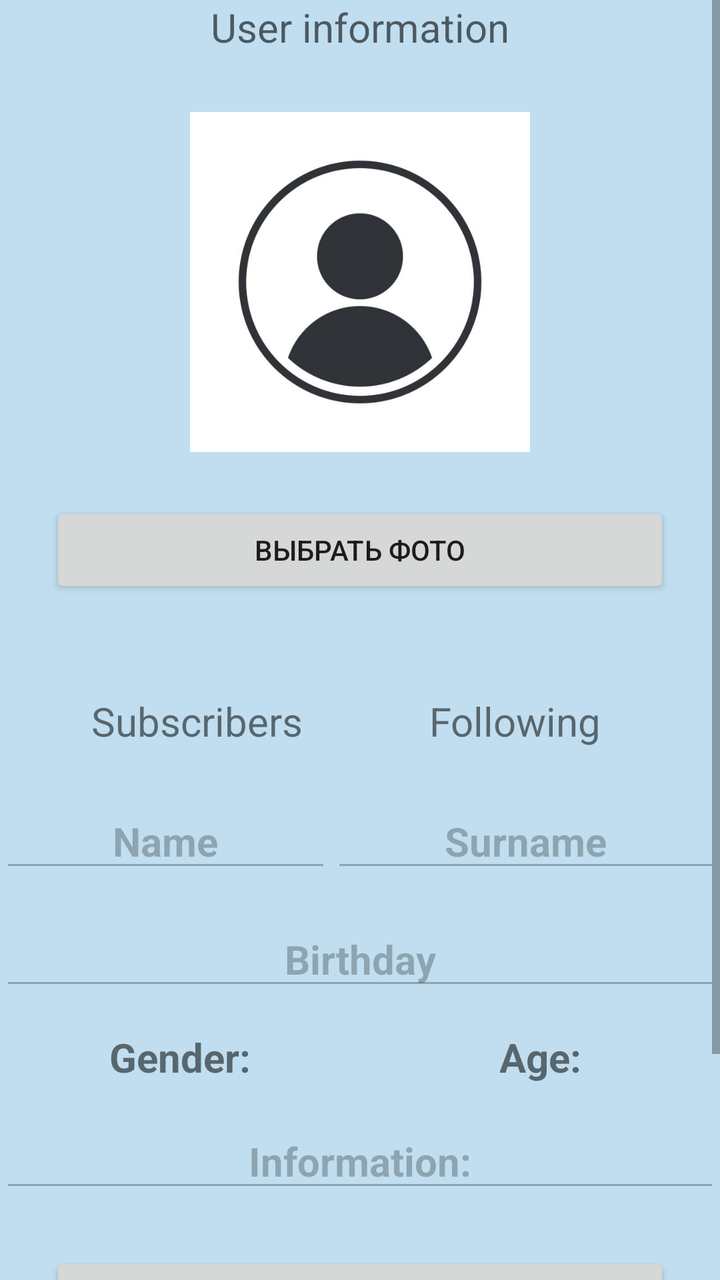
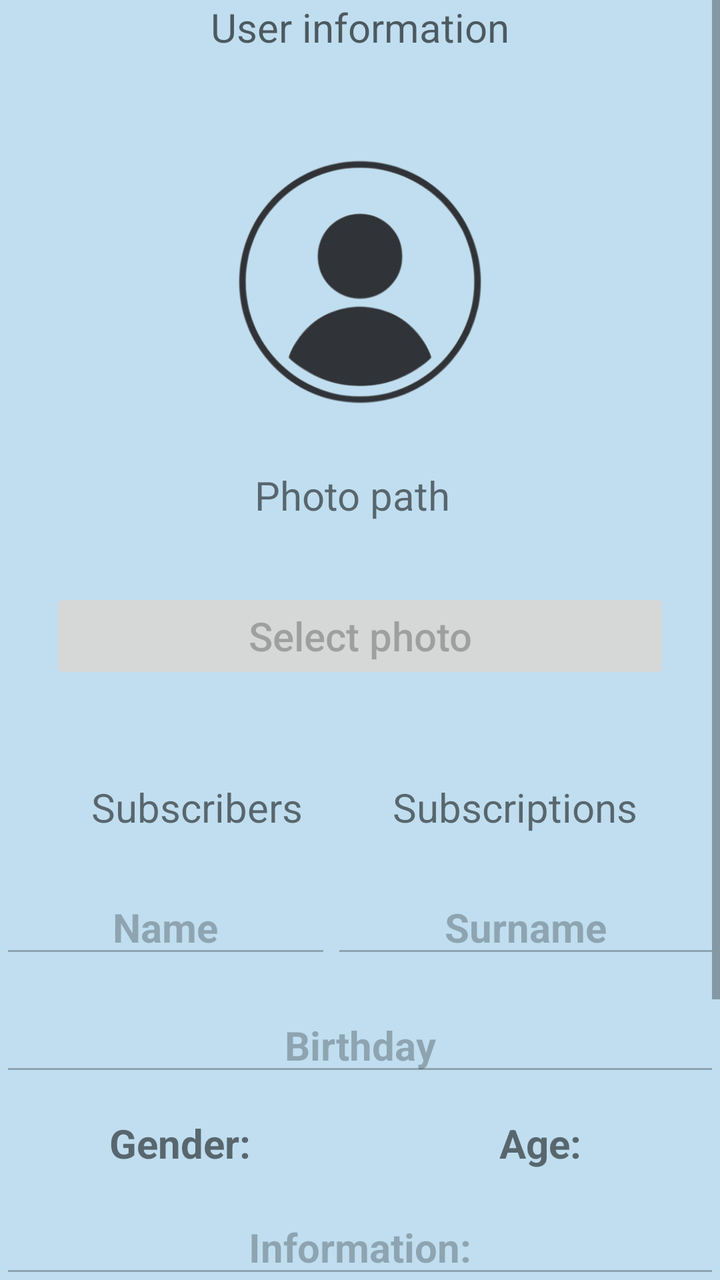

The first picture is an Android layout as it rendered before a commit; the second is the same layout after the commit. The layout source and the unified diff follow.
<!-- AndroidManifest.xml: application theme MyMaterialTheme -->
<!-- res/layout/fragment_profile.xml -->
<?xml version="1.0" encoding="utf-8"?>
<ScrollView xmlns:android="http://schemas.android.com/apk/res/android"
    xmlns:tools="http://schemas.android.com/tools"
    android:layout_width="match_parent"
    android:layout_height="match_parent"
    android:background="@color/c0deef">
    
    <RelativeLayout
        android:layout_width="match_parent"
        android:layout_height="wrap_content"
        android:orientation="vertical"
        tools:context=".context.profile.fragment.ProfileFragment">
        
        <TextView
            android:id="@+id/informationLabel"
            android:layout_width="match_parent"
            android:layout_height="wrap_content"
            android:layout_centerHorizontal="true"
            android:layout_marginStart="50dp"
            android:hint="@string/user_information"
            android:inputType="none"
            android:textAlignment="center"
            android:textSize="20sp" />

        <ImageView
            android:id="@+id/photo"
            android:layout_width="match_parent"
            android:layout_height="170sp"
            android:layout_below="@+id/informationLabel"
            android:layout_centerHorizontal="true"
            android:layout_marginTop="29dp"
            android:adjustViewBounds="true"
            android:contentDescription="content description..."
            android:src="@drawable/user_612x612" />
        

        
        <Button
            android:id="@+id/btnPhoto"
            android:layout_width="match_parent"
            android:layout_height="wrap_content"
            android:layout_below="@+id/photo"
            android:layout_marginStart="25dp"
            android:layout_marginTop="25dp"
            android:layout_marginEnd="25dp"
            android:layout_marginBottom="16dp"
            android:gravity="center"
            android:text="Выбрать фото" />


        <LinearLayout
            android:id="@+id/subs"
            android:layout_width="match_parent"
            android:layout_height="wrap_content"
            android:layout_below="@+id/btnPhoto"
            android:layout_marginStart="25dp"
            android:layout_marginTop="24dp"
            android:layout_marginEnd="25dp"
            android:orientation="horizontal">

            <TextView
                android:id="@+id/subscribers"
                android:layout_width="match_parent"
                android:layout_height="wrap_content"
                android:layout_marginEnd="8dp"
                android:layout_weight="1"
                android:background="@drawable/bg_button_selected"
                android:gravity="center"
                android:padding="8dp"
                android:text="Subscribers"
                android:textSize="20sp" />
            

            <TextView
                android:id="@+id/following"
                android:layout_width="match_parent"
                android:layout_height="wrap_content"
                android:layout_weight="1"
                android:background="@drawable/bg_button_unselected"
                android:gravity="center"
                android:padding="8dp"
                android:text="Following"
                android:textSize="20sp" />
            
        </LinearLayout>
        
        <LinearLayout
            android:id="@+id/name_surname"
            android:layout_width="match_parent"
            android:layout_height="wrap_content"
            android:layout_below="@+id/subs"
            android:orientation="horizontal">

            <EditText
                android:id="@+id/name"
                android:layout_width="wrap_content"
                android:layout_height="wrap_content"
                android:layout_marginTop="15dp"
                android:layout_weight="1"
                android:enabled="false"
                android:gravity="center"
                android:hint="Name"
                android:inputType="text"
                android:text="Name"
                android:textSize="20sp"
                android:textStyle="bold" />

            <EditText
                android:id="@+id/surname"
                android:layout_width="wrap_content"
                android:layout_height="wrap_content"
                android:layout_marginTop="15dp"
                android:layout_weight="1"
                android:enabled="false"
                android:gravity="center"
                android:hint="Surname"
                android:inputType="text"
                android:text="Surname"
                android:textSize="20sp"
                android:textStyle="bold" />
        </LinearLayout>

        <EditText
            android:id="@+id/birthday"
            android:layout_width="match_parent"
            android:layout_height="wrap_content"
            android:layout_below="@+id/name_surname"
            android:layout_marginTop="15sp"
            android:enabled="false"
            android:gravity="center"
            android:hint="Birthday (yyyy-MM-dd)"
            android:text="Birthday"
            android:textSize="20sp"
            android:textStyle="bold" />

        <LinearLayout
            android:id="@+id/age_and_gender"
            android:layout_width="match_parent"
            android:layout_height="wrap_content"
            android:layout_below="@+id/birthday"
            android:orientation="horizontal">

            <TextView
                android:id="@+id/gender"
                android:layout_width="match_parent"
                android:layout_height="wrap_content"
                android:layout_marginTop="15sp"
                android:layout_weight="1"
                android:gravity="center"
                android:text="@string/profile_gender"
                android:textSize="20sp"
                android:textStyle="bold" />

            <TextView
                android:id="@+id/age"
                android:layout_width="match_parent"
                android:layout_height="wrap_content"
                android:layout_marginTop="15sp"
                android:layout_weight="1"
                android:gravity="center"
                android:text="@string/profile_age"
                android:textSize="20sp"
                android:textStyle="bold" />
        </LinearLayout>

        <EditText
            android:id="@+id/info"
            android:layout_width="match_parent"
            android:layout_height="wrap_content"
            android:layout_below="@+id/age_and_gender"
            android:layout_marginTop="15dp"
            android:enabled="false"
            android:gravity="center"
            android:hint="Information"
            android:text="@string/profile_info"
            android:textSize="20sp"
            android:textStyle="bold" />

        
        <Button
            android:id="@+id/btnEdit"
            android:layout_width="match_parent"
            android:layout_height="wrap_content"
            android:layout_below="@+id/info"
            android:layout_marginStart="25dp"
            android:layout_marginTop="25dp"
            android:layout_marginEnd="25dp"
            android:layout_marginBottom="16dp"
            android:gravity="center"
            android:text="Edit"
            android:textAllCaps="false"
            android:textSize="20sp" />

        <TextView
            android:id="@+id/eventsLabel"
            android:layout_width="match_parent"
            android:layout_height="wrap_content"
            android:layout_below="@+id/btnEdit"
            android:layout_centerHorizontal="true"
            android:layout_marginTop="20dp"
            android:hint="Your events"
            android:inputType="none"
            android:textAlignment="center"
            android:textSize="20sp" />

        <androidx.recyclerview.widget.RecyclerView
            android:id="@+id/events"
            android:layout_width="wrap_content"
            android:layout_height="wrap_content"
            android:layout_below="@+id/eventsLabel"
            android:layout_marginTop="40dp"
            android:animateLayoutChanges="false"
            android:background="@color/c0deef"
            android:gravity="center"
            android:nestedScrollingEnabled="false"
            android:numColumns="2"
            android:overScrollMode="never"
            android:stretchMode="columnWidth"
            android:verticalSpacing="10dp"
            tools:listitem="@layout/card_item" />
    </RelativeLayout>
</ScrollView>
<!-- res/layout/card_item.xml (included above) -->
<?xml version="1.0" encoding="utf-8"?>
<androidx.cardview.widget.CardView xmlns:android="http://schemas.android.com/apk/res/android"
    xmlns:app="http://schemas.android.com/apk/res-auto"
    android:layout_width="wrap_content"
    android:layout_height="wrap_content"
    android:layout_gravity="center"
    android:id="@+id/card"
    app:cardCornerRadius="24dp"
    app:cardElevation="5dp"
    app:cardUseCompatPadding="true">

    <LinearLayout
        android:layout_width="wrap_content"
        android:layout_height="wrap_content"
        android:layout_margin="24dp"
        android:orientation="vertical">

        <ImageView
            android:id="@+id/image_view"
            android:layout_width="100dp"
            android:layout_height="100dp"
            android:layout_gravity="center"
            android:src="@mipmap/ic_launcher" />

        <TextView
            android:id="@+id/text_view"
            android:layout_width="match_parent"
            android:layout_height="wrap_content"
            android:text="@string/app_name"
            android:textAlignment="center"
            android:textStyle="bold" />
    </LinearLayout>
</androidx.cardview.widget.CardView>
<!-- resources referenced by this layout -->
<resources>
  <color name="c0deef">#C0DEEF</color>
  <!-- drawable bg_button_selected (drawable) -->
  <?xml version="1.0" encoding="utf-8"?>
  <shape xmlns:android="http://schemas.android.com/apk/res/android">
      <solid android:color="@color/primary" />
      <corners android:radius="16dp" />
  </shape>
  <!-- drawable bg_button_unselected (drawable) -->
  <?xml version="1.0" encoding="utf-8"?>
  <shape xmlns:android="http://schemas.android.com/apk/res/android">
      
      <solid android:color="@color/primary_dark" />
      <corners android:radius="16dp" />
  </shape>
  <!-- drawable user_612x612: jpg bitmap (drawable, 18373 bytes) -->
  <!-- mipmap ic_launcher: png bitmap (mipmap-hdpi, 3418 bytes) -->
  <string name="app_name">Meeter</string>
  <string name="profile_age">Age:</string>
  <string name="profile_gender">Gender:</string>
  <string name="profile_info">Information:</string>
  <string name="user_information">User information</string>
  <style name="MyMaterialTheme" parent="MyMaterialTheme.Base" />
  <style name="MyMaterialTheme.Base" parent="Theme.AppCompat.Light.DarkActionBar">
          
          <item name="windowNoTitle">true</item>
          <item name="windowActionBar">true</item>
  
          <item name="colorPrimary">@color/colorPrimary</item>
          <item name="colorPrimaryDark">@color/colorPrimaryDark</item>
          <item name="colorAccent">@color/colorAccent</item>
      </style>
  <color name="colorPrimary">#125688</color>
  <color name="colorPrimaryDark">#125688</color>
  <color name="colorAccent">#cdd4d9</color>
</resources>

<!-- the commit's change to res/layout/fragment_profile.xml (unified diff, before → after) -->
@@ -31,21 +31,36 @@
             android:layout_marginTop="29dp"
             android:adjustViewBounds="true"
             android:contentDescription="content description..."
-            android:src="@drawable/user_612x612" />
-        
+            android:src="@drawable/user_500x500_removebg" />
+        
+
+        <TextView
+            android:id="@+id/photoPath"
+            android:layout_width="match_parent"
+            android:layout_height="wrap_content"
+            android:layout_below="@+id/photo"
+            android:layout_marginEnd="8dp"
+            android:layout_weight="1"
+            android:gravity="center"
+            android:padding="8dp"
+            android:text="Photo path"
+            android:textSize="20sp" />
 
         
         <Button
             android:id="@+id/btnPhoto"
             android:layout_width="match_parent"
             android:layout_height="wrap_content"
-            android:layout_below="@+id/photo"
+            android:layout_below="@+id/photoPath"
             android:layout_marginStart="25dp"
             android:layout_marginTop="25dp"
             android:layout_marginEnd="25dp"
             android:layout_marginBottom="16dp"
-            android:gravity="center"
-            android:text="Выбрать фото" />
+            android:enabled="false"
+            android:gravity="center"
+            android:text="@string/select_photo"
+            android:textAllCaps="false"
+            android:textSize="20sp" />
 
 
         <LinearLayout
@@ -67,19 +82,19 @@
                 android:background="@drawable/bg_button_selected"
                 android:gravity="center"
                 android:padding="8dp"
-                android:text="Subscribers"
+                android:text="@string/subscribers"
                 android:textSize="20sp" />
             
 
             <TextView
-                android:id="@+id/following"
+                android:id="@+id/subscriptions"
                 android:layout_width="match_parent"
                 android:layout_height="wrap_content"
                 android:layout_weight="1"
                 android:background="@drawable/bg_button_unselected"
                 android:gravity="center"
                 android:padding="8dp"
-                android:text="Following"
+                android:text="@string/subscriptions"
                 android:textSize="20sp" />
             
         </LinearLayout>
@@ -187,7 +202,7 @@
             android:layout_marginEnd="25dp"
             android:layout_marginBottom="16dp"
             android:gravity="center"
-            android:text="Edit"
+            android:text="@string/edit"
             android:textAllCaps="false"
             android:textSize="20sp" />
 
@@ -198,7 +213,7 @@
             android:layout_below="@+id/btnEdit"
             android:layout_centerHorizontal="true"
             android:layout_marginTop="20dp"
-            android:hint="Your events"
+            android:hint="@string/your_events"
             android:inputType="none"
             android:textAlignment="center"
             android:textSize="20sp" />
<!-- resource entries referenced after the edit -->
@@ -14,13 +14,18 @@
       <solid android:color="@color/primary_dark" />
       <corners android:radius="16dp" />
   </shape>
-  <!-- drawable user_612x612: jpg bitmap (drawable, 18373 bytes) -->
+  <!-- drawable user_500x500_removebg: png bitmap (drawable, 74893 bytes) -->
   <!-- mipmap ic_launcher: png bitmap (mipmap-hdpi, 3418 bytes) -->
   <string name="app_name">Meeter</string>
+  <string name="edit">Edit</string>
   <string name="profile_age">Age:</string>
   <string name="profile_gender">Gender:</string>
   <string name="profile_info">Information:</string>
+  <string name="select_photo">Select photo</string>
+  <string name="subscribers">Subscribers</string>
+  <string name="subscriptions">Subscriptions</string>
   <string name="user_information">User information</string>
+  <string name="your_events">Your events</string>
   <style name="MyMaterialTheme" parent="MyMaterialTheme.Base" />
   <style name="MyMaterialTheme.Base" parent="Theme.AppCompat.Light.DarkActionBar">
           
